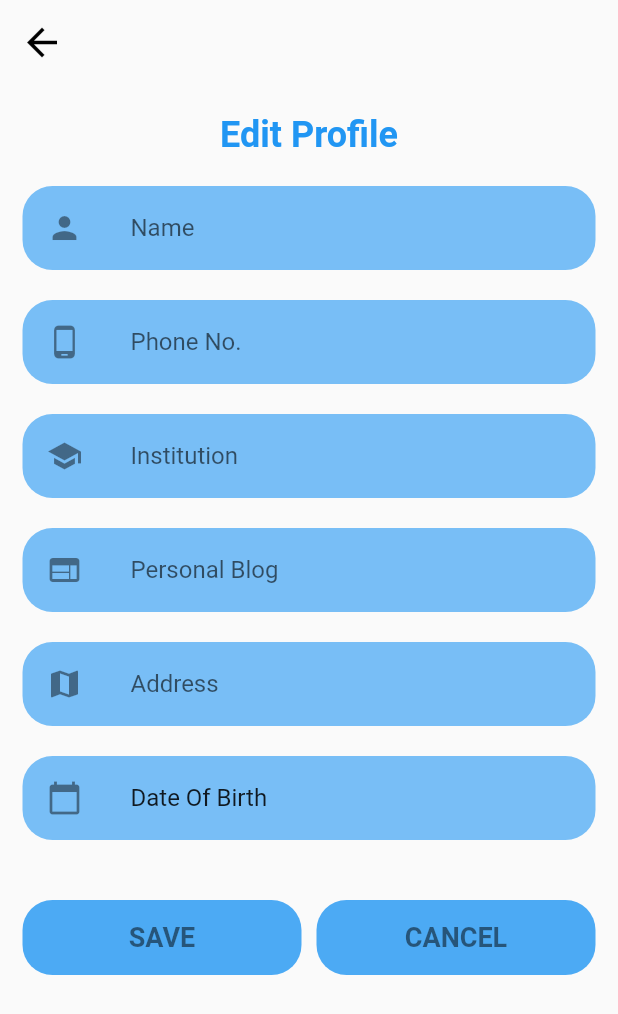
After one commit to prasanjitram/edDetails, a Flutter app: the screen it shows after launch, after a tap on "Edit Profile", on a phone screen of 412 x 824 dp. The commit adds this screen. Shown: the top 1014 px of the screen. Run offline on Flutter 3.47's test engine with Material 2 defaults, Android fonts, the phone set to English and light mode, and no system bars; missing offline and left inert: amplify_datastore_plugin_interface; network calls fail.

Commit message:
New Profile

```diff
--- /dev/null
+++ b/lib/Personal_Info/Details.dart
@@ -0,0 +1,38 @@
+import 'package:flutter/material.dart';
+class Details extends StatelessWidget {
+
+  @override
+  Widget build(BuildContext context) {
+    return Padding(
+      padding: const EdgeInsets.all(12.0),
+      child: Container(
+
+        decoration: BoxDecoration(
+            color: Colors.blue.withOpacity(0.6),
+            borderRadius: BorderRadius.circular(20)
+        ),
+        child: Container(padding: EdgeInsets.symmetric(horizontal: 10),
+          child: Column(
+            crossAxisAlignment: CrossAxisAlignment.start,
+            children: [
+              Text(
+                "About:-",
+                style: TextStyle(
+                    color: Colors.black,
+                    fontSize: 25,
+                    fontWeight: FontWeight.bold),
+              ),
+              SizedBox(height: 10,),
+              Text("Personal Blog:-"),
+              Text("Phone Number:-"),
+              Text("Address:-"),
+              Text("Date of Birth:-"),
+              SizedBox(height: 8,)
+            ],
+          ),
+        ),
+      ),
+    )
+    ;
+  }
+}
--- /dev/null
+++ b/lib/Personal_Info/Edit Profile.dart
@@ -0,0 +1,114 @@
+import 'package:education_details/Personal_Info/widgets/Widgets.dart';
+import 'package:flutter/material.dart';
+
+class AddProfile extends StatefulWidget {
+  const AddProfile({Key? key}) : super(key: key);
+
+  @override
+  _AddProfileState createState() => _AddProfileState();
+}
+
+class _AddProfileState extends State<AddProfile> {
+  DateTime current = DateTime.now();
+  DateTime birthDate = DateTime.now();
+  bool birth = true;
+  TextEditingController nameController = TextEditingController(),
+      phoneController = TextEditingController(),
+      institutionController = TextEditingController(),
+      addressController = TextEditingController(),
+      blogController = TextEditingController();
+
+  @override
+  Widget build(BuildContext context) {
+    return Scaffold(
+      appBar: AppBar(
+        backgroundColor: Colors.transparent,
+        elevation: 0,
+        leading: InkWell(onTap: ()=>Navigator.of(context).pop(),
+        child: Icon(Icons.arrow_back,size: 30,color: Colors.black,),),
+      ),
+      body: SafeArea(
+        child: Container(
+          padding: EdgeInsets.symmetric(horizontal: 15),
+          child: ListView(
+            children: [
+              SizedBox(
+                height: 20,
+              ),
+              Center(
+                child: Text(
+                  "Edit Profile",
+                  style: TextStyle(
+                      color: Colors.blue,
+                      fontSize: 24,
+                      fontWeight: FontWeight.bold),
+                ),
+              ),
+              SizedBox(
+                height: 10,
+              ),
+              addDetail(Icons.person, "Name", nameController),
+              addDetail(Icons.phone_android, "Phone No.", phoneController),
+              addDetail(Icons.school, "Institution", institutionController),
+              addDetail(Icons.web, "Personal Blog", blogController),
+              addDetail(Icons.map, 'Address', addressController),
+              Padding(
+                padding: const EdgeInsets.symmetric(vertical: 10.0),
+                child: ListTile(
+                  shape: RoundedRectangleBorder(
+                      borderRadius: BorderRadius.circular(20)),
+                  tileColor: Colors.blue.withOpacity(0.6),
+                  leading: Icon(Icons.calendar_today),
+                  title: Text(
+                    birth
+                        ? 'Date Of Birth'
+                        : "${birthDate.day}/${birthDate.month}/${birthDate.year}",
+                  ),
+                  onTap: () {
+                    _selectDate(context).then((value) {
+                      if (value != DateTime.now()) {
+                        setState(() {
+                          birth = false;
+                          birthDate = value;
+                        });
+                      } else {
+                        setState(() {
+                          birth = true;
+                        });
+                      }
+                    });
+                  },
+                ),
+              ),
+              SizedBox(
+                height: 30,
+              ),
+              Row(
+                mainAxisAlignment: MainAxisAlignment.spaceBetween,
+                children: [
+                  buttons('SAVE'),
+                  SizedBox(
+                    width: 10,
+                  ),
+                  buttons('CANCEL')
+                ],
+              )
+            ],
+          ),
+        ),
+      ),
+    );
+  }
+
+  Future<DateTime> _selectDate(BuildContext context) async {
+    final picked = await showDatePicker(
+        context: context,
+        initialDate: birthDate,
+        firstDate: DateTime(1800, 1, 1),
+        lastDate: DateTime(2200, 12, 31));
+    if (picked != null && picked != current)
+      return picked;
+    else
+      return DateTime.now();
+  }
+}
--- /dev/null
+++ b/lib/Personal_Info/Picture.dart
@@ -0,0 +1,47 @@
+import 'package:flutter/material.dart';
+
+class ProfilePicture extends StatelessWidget {
+  String imagePath =
+      "https://cdn.pixabay.com/photo/2015/04/19/08/32/marguerite-729510_960_720.jpg";
+
+  @override
+  Widget build(BuildContext context) {
+    return Stack(
+      children: [
+        ClipOval(
+          child: Material(
+            color: Colors.transparent,
+            child: Ink.image(
+              image: NetworkImage(imagePath),
+              fit: BoxFit.cover,
+              alignment: Alignment.center,
+              width: 150,
+              height: 150,
+            ),
+          ),
+        ),
+        Positioned(bottom: 0, right: 10, child: showEdit())
+      ],
+    );
+  }
+
+  Widget showEdit() {
+    return ClipOval(
+
+      child: Container(
+        padding: EdgeInsets.all(3),
+        color: Colors.white,
+        child: ClipOval(
+          child: Container(
+            width: 40,
+            height: 40,
+            color: Colors.blue,
+              child: Icon(
+            Icons.edit,
+            size: 25,
+          )),
+        ),
+      ),
+    );
+  }
+}
--- /dev/null
+++ b/lib/Personal_Info/profile.dart
@@ -0,0 +1,43 @@
+import 'package:education_details/Personal_Info/Details.dart';
+import 'package:education_details/Personal_Info/Edit%20Profile.dart';
+import 'package:education_details/Personal_Info/Picture.dart';
+import 'package:education_details/Personal_Info/widgets/Widgets.dart';
+import 'package:flutter/material.dart';
+import 'package:flutter/widgets.dart';
+
+class Personal extends StatefulWidget {
+  const Personal({Key? key}) : super(key: key);
+
+  @override
+  _PersonalState createState() => _PersonalState();
+}
+
+class _PersonalState extends State<Personal> {
+  @override
+  Widget build(BuildContext context) {
+    return Scaffold(
+      body: SafeArea(
+        child: ListView(
+          children: [
+            SizedBox(
+              height: 10,
+            ),
+            Center(child: ProfilePicture()),
+            SizedBox(
+              height: 25,
+            ),
+            editProfile(context),
+            personal(Icons.person, "Prasanjit Ram"),
+            SizedBox(
+              height: 10,
+            ),
+            personal(Icons.email, "prasanjitram34@gmail.com"),
+            Details()
+          ],
+        ),
+      ),
+    );
+  }
+
+
+}
--- /dev/null
+++ b/lib/Personal_Info/widgets/Widgets.dart
@@ -0,0 +1,73 @@
+import 'package:flutter/material.dart';
+
+import '../Edit Profile.dart';
+Widget addDetail(icon, title, controller) {
+  return Padding(
+    padding: const EdgeInsets.symmetric(vertical: 10.0),
+    child: ListTile(
+      shape: RoundedRectangleBorder(borderRadius: BorderRadius.circular(20)),
+      tileColor: Colors.blue.withOpacity(0.6),
+      leading: Icon(icon),
+      title: TextFormField(
+          keyboardType:
+          title == "Phone No." ? TextInputType.phone : TextInputType.text,
+          controller: controller,
+          decoration: InputDecoration(
+              hintText: title,
+              enabledBorder: InputBorder.none,
+              focusedBorder: InputBorder.none)),
+    ),
+  );
+}
+
+Widget buttons(title) {
+  return Expanded(child: GestureDetector(
+    onTap: (){},
+    child: Container(
+      alignment: Alignment.center,
+      height: 50,
+      decoration: BoxDecoration(
+        borderRadius: BorderRadius.circular(20),
+        color: Colors.blue.withOpacity(0.8),
+      ),
+      child: Text(title, style: TextStyle(
+          fontSize: 18, color: Colors.black.withOpacity(0.5), fontWeight: FontWeight.bold),),
+    ),
+  ));
+}
+Widget editProfile(context){
+  return Align(
+    alignment: Alignment.centerRight,
+    child: InkWell(
+      onTap: ()=>Navigator.push(context, MaterialPageRoute(builder: (context)=>AddProfile())),
+      child: Container(
+        padding: EdgeInsets.all(10),
+        alignment: Alignment.center,
+        margin: EdgeInsets.all(12),
+        decoration: BoxDecoration(borderRadius: BorderRadius.circular(20),
+          color: Colors.blue.withOpacity(0.6),),
+
+        width: 120,
+        height: 40,
+        child:Row(
+          children: [
+            Icon(Icons.edit,size: 20,),
+            SizedBox(width: 5,),
+            Text('Edit Profile'),
+          ],
+        ),
+      ),
+    ),
+  );
+}
+Container personal(icon, title) {
+  return Container(
+    padding: EdgeInsets.symmetric(horizontal: 12),
+    child: ListTile(
+      shape: RoundedRectangleBorder(borderRadius: BorderRadius.circular(20)),
+      leading: Icon(icon),
+      title: Text(title),
+      tileColor: Colors.blue.withOpacity(0.6),
+    ),
+  );
+}
--- a/lib/Profile.dart
+++ b/lib/Profile.dart
@@ -23,10 +23,11 @@ class _ProfileState extends State<Profile> {
 
   @override
   Widget build(BuildContext context) {
-    Size size = MediaQuery
-        .of(context)
-        .size;
+    Size size = MediaQuery.of(context).size;
     return Scaffold(
+      appBar: AppBar(
+        elevation: 0,
+      ),
       body: SingleChildScrollView(
         child: SafeArea(
           child: Container(
@@ -72,8 +73,10 @@ class _ProfileState extends State<Profile> {
                           onTap: () {
                             showDialog(
                                 context: context,
-                                builder: (context) =>
-                                    Add(size: size, check: false,));
+                                builder: (context) => Add(
+                                      size: size,
+                                      check: false,
+                                    ));
                           },
                           child: Icon(
                             Icons.add,
@@ -94,7 +97,7 @@ class _ProfileState extends State<Profile> {
                   child: ListView(
                     children: [
                       GestureDetector(
-                        onTap: (){},
+                        onTap: () {},
                         child: Card(
                           shape: RoundedRectangleBorder(
                               borderRadius: BorderRadius.circular(10)),
@@ -109,10 +112,18 @@ class _ProfileState extends State<Profile> {
                               crossAxisAlignment: CrossAxisAlignment.start,
                               children: [
                                 Row(
-                                  mainAxisAlignment: MainAxisAlignment.spaceBetween,
+                                  mainAxisAlignment:
+                                      MainAxisAlignment.spaceBetween,
                                   children: [
-                                    Text('College: CET',style: TextStyle(color: Colors.white,fontSize: 18),),
-                                    Icon(Icons.edit,color: Colors.white,)
+                                    Text(
+                                      'College: CET',
+                                      style: TextStyle(
+                                          color: Colors.white, fontSize: 18),
+                                    ),
+                                    Icon(
+                                      Icons.edit,
+                                      color: Colors.white,
+                                    )
                                   ],
                                 ),
                                 text('Degree: BTech'),
@@ -127,7 +138,6 @@ class _ProfileState extends State<Profile> {
                           ),
                         ),
                       ),
-
                     ],
                   ),
                 ),
@@ -169,7 +179,7 @@ class _ProfileState extends State<Profile> {
                   child: ListView(
                     children: [
                       GestureDetector(
-                        onTap: (){},
+                        onTap: () {},
                         child: Card(
                           shape: RoundedRectangleBorder(
                               borderRadius: BorderRadius.circular(10)),
@@ -184,10 +194,18 @@ class _ProfileState extends State<Profile> {
                               crossAxisAlignment: CrossAxisAlignment.start,
                               children: [
                                 Row(
-                                  mainAxisAlignment: MainAxisAlignment.spaceBetween,
+                                  mainAxisAlignment:
+                                      MainAxisAlignment.spaceBetween,
                                   children: [
-                                    Text('Title: Intern',style: TextStyle(color: Colors.white,fontSize: 18),),
-                                    Icon(Icons.edit,color: Colors.white,)
+                                    Text(
+                                      'Title: Intern',
+                                      style: TextStyle(
+                                          color: Colors.white, fontSize: 18),
+                                    ),
+                                    Icon(
+                                      Icons.edit,
+                                      color: Colors.white,
+                                    )
                                   ],
                                 ),
                                 text('Experience type: Anything'),
@@ -209,10 +227,30 @@ class _ProfileState extends State<Profile> {
           ),
         ),
       ),
+      drawer: Drawer(
+        child: ListView(
+          children: [
+            DrawerHeader(
+              child: Text('Preppalz'),
+              decoration: BoxDecoration(color: primary),
+            ),
+            ListTile(
+              leading: Icon(Icons.person),
+              title: Text('Profile'),
+              onTap: () => Navigator.push(
+                  context, MaterialPageRoute(builder: (context) => Profile())),
+            )
+          ],
+        ),
+      ),
     );
   }
-  Text text(String entry){
-    return  Text(entry,style: TextStyle(color: Colors.white,fontSize: 15),overflow: TextOverflow.ellipsis,);
+
+  Text text(String entry) {
+    return Text(
+      entry,
+      style: TextStyle(color: Colors.white, fontSize: 15),
+      overflow: TextOverflow.ellipsis,
+    );
   }
-
 }
--- a/lib/main.dart
+++ b/lib/main.dart
@@ -1,8 +1,10 @@
 
+import 'package:education_details/Personal_Info/Edit%20Profile.dart';
 import 'package:education_details/Profile.dart';
+import 'package:education_details/Personal_Info/profile.dart';
 import 'package:flutter/material.dart';
 
 
 void main() {
-  runApp(MaterialApp(home: Profile(),));
+  runApp(MaterialApp(home: Personal(),));
 }
```
